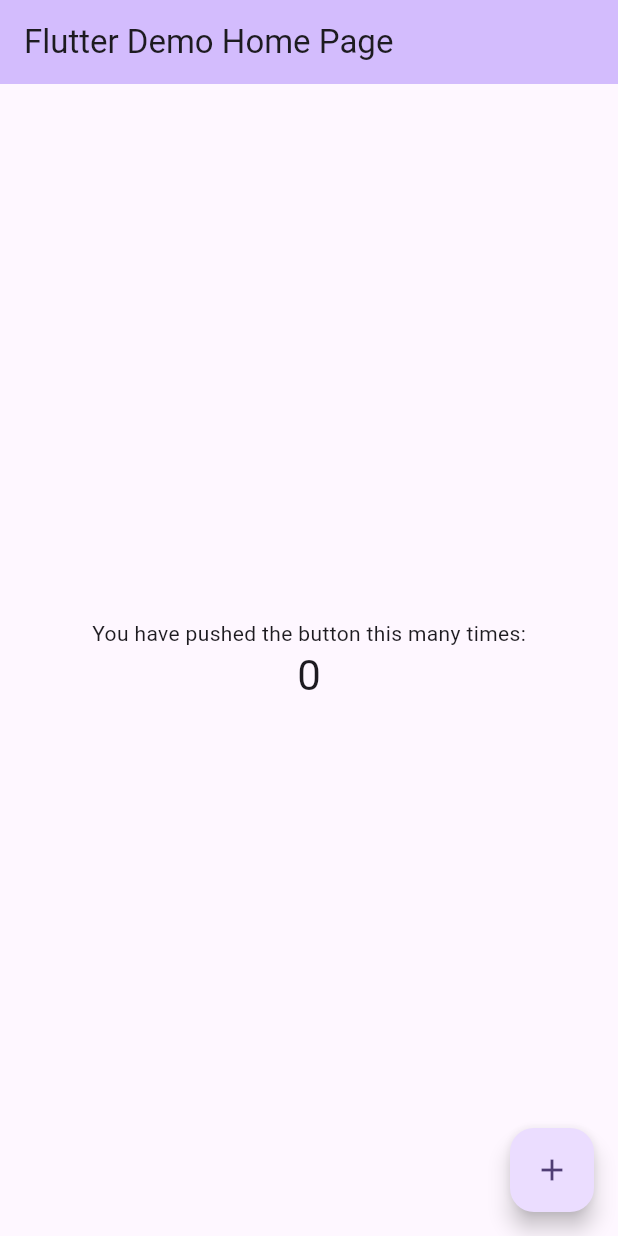
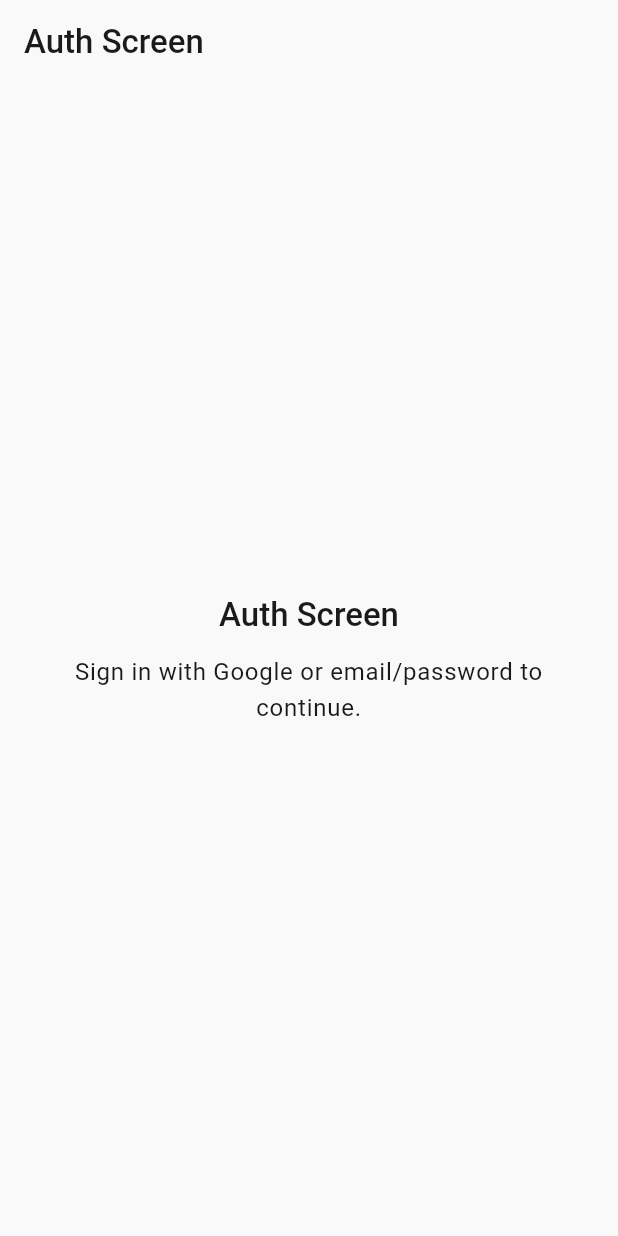
Before and after one commit to JohnEsperancilla-PH/gasplit, a Flutter app: the screen it shows after launch, on a phone screen of 412 x 824 dp. Run offline on Flutter 3.47's test engine with Material 3 defaults, Android fonts, the phone set to English and light mode, and no system bars; our stand-ins replace flutter_riverpod, go_router.

Commit message:
Implement app shell with routing and theming; add core screens and placeholder scaffolds

```diff
--- /dev/null
+++ b/lib/app.dart
@@ -0,0 +1,18 @@
+import 'package:flutter/material.dart';
+
+import 'core/routing/app_router.dart';
+import 'core/theme/app_theme.dart';
+
+class GaSplitApp extends StatelessWidget {
+  const GaSplitApp({super.key});
+
+  @override
+  Widget build(BuildContext context) {
+    return MaterialApp.router(
+      title: 'GaSplit',
+      debugShowCheckedModeBanner: false,
+      theme: AppTheme.light,
+      routerConfig: AppRouter.router,
+    );
+  }
+}
--- /dev/null
+++ b/lib/core/constants/app_colors.dart
@@ -0,0 +1,14 @@
+import 'package:flutter/material.dart';
+
+class AppColors {
+  const AppColors._();
+
+  static const Color primaryAccent = Color(0xFFF5C842);
+  static const Color danger = Color(0xFFE53935);
+  static const Color darkSurface = Color(0xFF1A1A1A);
+  static const Color background = Color(0xFFF9F9F9);
+  static const Color surface = Color(0xFFFFFFFF);
+  static const Color border = Color(0x14000000);
+  static const Color textPrimary = Color(0xFF1A1A1A);
+  static const Color textMuted = Color(0xFF6D6D6D);
+}
--- /dev/null
+++ b/lib/core/constants/app_strings.dart
@@ -0,0 +1,6 @@
+class AppStrings {
+  const AppStrings._();
+
+  static const appName = 'GaSplit';
+  static const tagline = 'Split the ride, not the friendship';
+}
--- /dev/null
+++ b/lib/core/routing/app_router.dart
@@ -0,0 +1,38 @@
+import 'package:go_router/go_router.dart';
+
+import '../../presentation/screens/auth/auth_screen.dart';
+import '../../presentation/screens/history/history_screen.dart';
+import '../../presentation/screens/home/home_screen.dart';
+import '../../presentation/screens/trip/live_meter_screen.dart';
+import '../../presentation/screens/trip/start_trip_screen.dart';
+import '../../presentation/screens/trip/trip_summary_screen.dart';
+
+class AppRouter {
+  const AppRouter._();
+
+  static final router = GoRouter(
+    routes: [
+      GoRoute(path: '/', builder: (context, state) => const AuthScreen()),
+      GoRoute(path: '/home', builder: (context, state) => const HomeScreen()),
+      GoRoute(
+        path: '/trip/start',
+        builder: (context, state) => const StartTripScreen(),
+      ),
+      GoRoute(
+        path: '/trip/live',
+        builder: (context, state) => const LiveMeterScreen(),
+      ),
+      GoRoute(
+        path: '/trip/summary/:id',
+        builder: (context, state) {
+          final tripId = state.pathParameters['id'] ?? '';
+          return TripSummaryScreen(tripId: tripId);
+        },
+      ),
+      GoRoute(
+        path: '/history',
+        builder: (context, state) => const HistoryScreen(),
+      ),
+    ],
+  );
+}
--- /dev/null
+++ b/lib/core/theme/app_theme.dart
@@ -0,0 +1,59 @@
+import 'package:flutter/material.dart';
+
+import '../constants/app_colors.dart';
+
+class AppTheme {
+  const AppTheme._();
+
+  static ThemeData get light {
+    final colorScheme = ColorScheme.fromSeed(
+      brightness: Brightness.light,
+      seedColor: AppColors.primaryAccent,
+      primary: AppColors.primaryAccent,
+      error: AppColors.danger,
+      surface: AppColors.surface,
+    );
+
+    return ThemeData(
+      useMaterial3: true,
+      colorScheme: colorScheme,
+      scaffoldBackgroundColor: AppColors.background,
+      appBarTheme: const AppBarTheme(
+        centerTitle: false,
+        backgroundColor: AppColors.background,
+        foregroundColor: AppColors.textPrimary,
+        elevation: 0,
+      ),
+      cardTheme: CardThemeData(
+        color: AppColors.surface,
+        margin: EdgeInsets.zero,
+        shape: RoundedRectangleBorder(
+          borderRadius: BorderRadius.circular(12),
+          side: const BorderSide(color: AppColors.border, width: 0.5),
+        ),
+      ),
+      textTheme: const TextTheme(
+        titleLarge: TextStyle(
+          fontSize: 22,
+          fontWeight: FontWeight.w500,
+          color: AppColors.textPrimary,
+        ),
+        titleMedium: TextStyle(
+          fontSize: 16,
+          fontWeight: FontWeight.w500,
+          color: AppColors.textPrimary,
+        ),
+        bodyLarge: TextStyle(
+          fontSize: 16,
+          fontWeight: FontWeight.w400,
+          color: AppColors.textPrimary,
+        ),
+        bodyMedium: TextStyle(
+          fontSize: 14,
+          fontWeight: FontWeight.w400,
+          color: AppColors.textMuted,
+        ),
+      ),
+    );
+  }
+}
--- a/lib/main.dart
+++ b/lib/main.dart
@@ -1,122 +1,8 @@
 import 'package:flutter/material.dart';
+import 'package:flutter_riverpod/flutter_riverpod.dart';
+
+import 'app.dart';
 
 void main() {
-  runApp(const MyApp());
+  runApp(const ProviderScope(child: GaSplitApp()));
 }
-
-class MyApp extends StatelessWidget {
-  const MyApp({super.key});
-
-  // This widget is the root of your application.
-  @override
-  Widget build(BuildContext context) {
-    return MaterialApp(
-      title: 'Flutter Demo',
-      theme: ThemeData(
-        // This is the theme of your application.
-        //
-        // TRY THIS: Try running your application with "flutter run". You'll see
-        // the application has a purple toolbar. Then, without quitting the app,
-        // try changing the seedColor in the colorScheme below to Colors.green
-        // and then invoke "hot reload" (save your changes or press the "hot
-        // reload" button in a Flutter-supported IDE, or press "r" if you used
-        // the command line to start the app).
-        //
-        // Notice that the counter didn't reset back to zero; the application
-        // state is not lost during the reload. To reset the state, use hot
-        // restart instead.
-        //
-        // This works for code too, not just values: Most code changes can be
-        // tested with just a hot reload.
-        colorScheme: .fromSeed(seedColor: Colors.deepPurple),
-      ),
-      home: const MyHomePage(title: 'Flutter Demo Home Page'),
-    );
-  }
-}
-
-class MyHomePage extends StatefulWidget {
-  const MyHomePage({super.key, required this.title});
-
-  // This widget is the home page of your application. It is stateful, meaning
-  // that it has a State object (defined below) that contains fields that affect
-  // how it looks.
-
-  // This class is the configuration for the state. It holds the values (in this
-  // case the title) provided by the parent (in this case the App widget) and
-  // used by the build method of the State. Fields in a Widget subclass are
-  // always marked "final".
-
-  final String title;
-
-  @override
-  State<MyHomePage> createState() => _MyHomePageState();
-}
-
-class _MyHomePageState extends State<MyHomePage> {
-  int _counter = 0;
-
-  void _incrementCounter() {
-    setState(() {
-      // This call to setState tells the Flutter framework that something has
-      // changed in this State, which causes it to rerun the build method below
-      // so that the display can reflect the updated values. If we changed
-      // _counter without calling setState(), then the build method would not be
-      // called again, and so nothing would appear to happen.
-      _counter++;
-    });
-  }
-
-  @override
-  Widget build(BuildContext context) {
-    // This method is rerun every time setState is called, for instance as done
-    // by the _incrementCounter method above.
-    //
-    // The Flutter framework has been optimized to make rerunning build methods
-    // fast, so that you can just rebuild anything that needs updating rather
-    // than having to individually change instances of widgets.
-    return Scaffold(
-      appBar: AppBar(
-        // TRY THIS: Try changing the color here to a specific color (to
-        // Colors.amber, perhaps?) and trigger a hot reload to see the AppBar
-        // change color while the other colors stay the same.
-        backgroundColor: Theme.of(context).colorScheme.inversePrimary,
-        // Here we take the value from the MyHomePage object that was created by
-        // the App.build method, and use it to set our appbar title.
-        title: Text(widget.title),
-      ),
-      body: Center(
-        // Center is a layout widget. It takes a single child and positions it
-        // in the middle of the parent.
-        child: Column(
-          // Column is also a layout widget. It takes a list of children and
-          // arranges them vertically. By default, it sizes itself to fit its
-          // children horizontally, and tries to be as tall as its parent.
-          //
-          // Column has various properties to control how it sizes itself and
-          // how it positions its children. Here we use mainAxisAlignment to
-          // center the children vertically; the main axis here is the vertical
-          // axis because Columns are vertical (the cross axis would be
-          // horizontal).
-          //
-          // TRY THIS: Invoke "debug painting" (choose the "Toggle Debug Paint"
-          // action in the IDE, or press "p" in the console), to see the
-          // wireframe for each widget.
-          mainAxisAlignment: .center,
-          children: [
-            const Text('You have pushed the button this many times:'),
-            Text(
-              '$_counter',
-              style: Theme.of(context).textTheme.headlineMedium,
-            ),
-          ],
-        ),
-      ),
-      floatingActionButton: FloatingActionButton(
-        onPressed: _incrementCounter,
-        tooltip: 'Increment',
-        child: const Icon(Icons.add),
-      ),
-    );
-  }
-}
--- /dev/null
+++ b/lib/presentation/screens/auth/auth_screen.dart
@@ -0,0 +1,15 @@
+import 'package:flutter/material.dart';
+
+import '../../widgets/feature_placeholder_scaffold.dart';
+
+class AuthScreen extends StatelessWidget {
+  const AuthScreen({super.key});
+
+  @override
+  Widget build(BuildContext context) {
+    return const FeaturePlaceholderScaffold(
+      title: 'Auth Screen',
+      description: 'Sign in with Google or email/password to continue.',
+    );
+  }
+}
--- /dev/null
+++ b/lib/presentation/widgets/feature_placeholder_scaffold.dart
@@ -0,0 +1,42 @@
+import 'package:flutter/material.dart';
+
+class FeaturePlaceholderScaffold extends StatelessWidget {
+  const FeaturePlaceholderScaffold({
+    required this.title,
+    required this.description,
+    super.key,
+  });
+
+  final String title;
+  final String description;
+
+  @override
+  Widget build(BuildContext context) {
+    final textTheme = Theme.of(context).textTheme;
+
+    return Scaffold(
+      appBar: AppBar(title: Text(title)),
+      body: Center(
+        child: Padding(
+          padding: const EdgeInsets.all(24),
+          child: Column(
+            mainAxisSize: MainAxisSize.min,
+            children: [
+              Text(
+                title,
+                style: textTheme.titleLarge,
+                textAlign: TextAlign.center,
+              ),
+              const SizedBox(height: 12),
+              Text(
+                description,
+                style: textTheme.bodyLarge,
+                textAlign: TextAlign.center,
+              ),
+            ],
+          ),
+        ),
+      ),
+    );
+  }
+}
--- a/pubspec.yaml
+++ b/pubspec.yaml
@@ -34,6 +34,8 @@ dependencies:
   # The following adds the Cupertino Icons font to your application.
   # Use with the CupertinoIcons class for iOS style icons.
   cupertino_icons: ^1.0.8
+  flutter_riverpod: ^2.6.1
+  go_router: ^16.0.0
 
 dev_dependencies:
   flutter_test:
```
Also changed, not shown: lib/presentation/screens/history/history_screen.dart (added, +15 -0 lines), lib/presentation/screens/home/home_screen.dart (added, +15 -0 lines), lib/presentation/screens/trip/live_meter_screen.dart (added, +15 -0 lines), lib/presentation/screens/trip/start_trip_screen.dart (added, +15 -0 lines), lib/presentation/screens/trip/trip_summary_screen.dart (added, +17 -0 lines), pubspec.lock, 1 other file.
